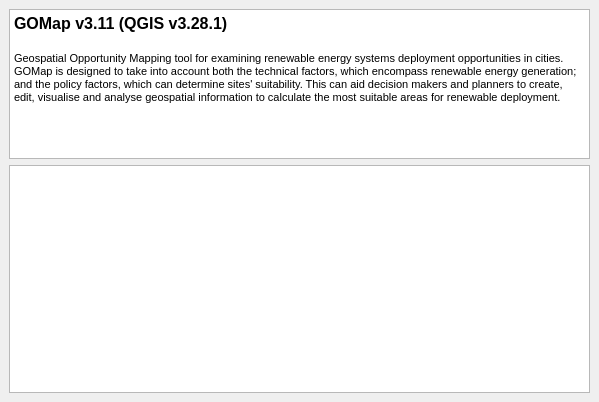
Before: the Qt Designer form dockwidgets/ui/about.ui in ESRU-Strathclyde/GOMap, drawn with Qt 5.
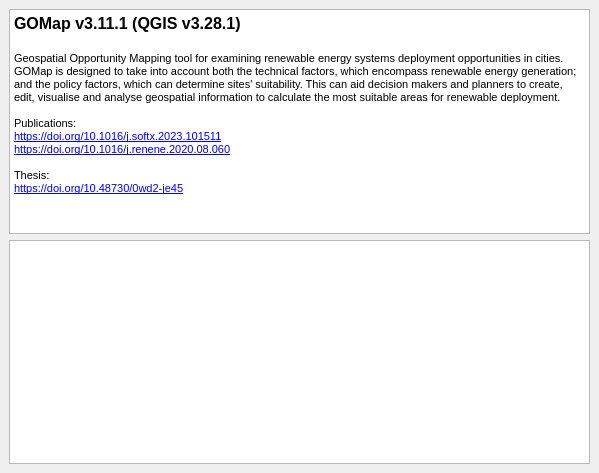
After: the same form once the commit is applied.

Patch:
```diff
--- a/dockwidgets/ui/about.ui
+++ b/dockwidgets/ui/about.ui
@@ -7,7 +7,7 @@
     <x>0</x>
     <y>0</y>
     <width>599</width>
-    <height>402</height>
+    <height>473</height>
    </rect>
   </property>
   <property name="features">
@@ -17,38 +17,61 @@
    <string>About</string>
   </property>
   <widget class="QWidget" name="dockWidgetContents">
-   <layout class="QGridLayout" name="gridLayout">
-    <item row="0" column="0">
+   <layout class="QVBoxLayout" name="verticalLayout_2">
+    <item>
+     <layout class="QVBoxLayout" name="verticalLayout">
+      <item>
      <widget class="QTextBrowser" name="about_gomap_textBrowser">
       <property name="minimumSize">
        <size>
         <width>0</width>
-        <height>150</height>
+          <height>0</height>
        </size>
       </property>
       <property name="maximumSize">
        <size>
         <width>16777215</width>
-        <height>150</height>
-       </size>
-      </property>
+          <height>270</height>
+         </size>
+        </property>
+        <property name="sizeAdjustPolicy">
+         <enum>QAbstractScrollArea::AdjustToContents</enum>
+        </property>
       <property name="html">
        <string>&lt;!DOCTYPE HTML PUBLIC &quot;-//W3C//DTD HTML 4.0//EN&quot; &quot;http://www.w3.org/TR/REC-html40/strict.dtd&quot;&gt;
 &lt;html&gt;&lt;head&gt;&lt;meta name=&quot;qrichtext&quot; content=&quot;1&quot; /&gt;&lt;style type=&quot;text/css&quot;&gt;
 p, li { white-space: pre-wrap; }
-&lt;/style&gt;&lt;/head&gt;&lt;body style=&quot; font-family:'MS Shell Dlg 2'; font-size:7.8pt; font-weight:400; font-style:normal;&quot;&gt;
-&lt;p style=&quot; margin-top:0px; margin-bottom:0px; margin-left:0px; margin-right:0px; -qt-block-indent:0; text-indent:0px;&quot;&gt;&lt;span style=&quot; font-size:12pt; font-weight:600;&quot;&gt;GOMap v3.11 (QGIS v3.28.1)&lt;/span&gt;&lt;/p&gt;
+&lt;/style&gt;&lt;/head&gt;&lt;body style=&quot; font-family:'MS Shell Dlg 2'; font-size:8.25pt; font-weight:400; font-style:normal;&quot;&gt;
+&lt;p style=&quot; margin-top:0px; margin-bottom:0px; margin-left:0px; margin-right:0px; -qt-block-indent:0; text-indent:0px;&quot;&gt;&lt;span style=&quot; font-size:12pt; font-weight:600;&quot;&gt;GOMap v3.11.1 (QGIS v3.28.1)&lt;/span&gt;&lt;/p&gt;
 &lt;p style=&quot;-qt-paragraph-type:empty; margin-top:0px; margin-bottom:0px; margin-left:0px; margin-right:0px; -qt-block-indent:0; text-indent:0px; font-size:12pt; font-weight:600;&quot;&gt;&lt;br /&gt;&lt;/p&gt;
-&lt;p style=&quot; margin-top:0px; margin-bottom:0px; margin-left:0px; margin-right:0px; -qt-block-indent:0; text-indent:0px;&quot;&gt;&lt;span style=&quot; font-size:8pt;&quot;&gt;Geospatial Opportunity Mapping tool for examining renewable energy systems deployment opportunities in cities. GOMap is designed to take into account both the technical factors, which encompass renewable energy generation; and the policy factors, which can determine sites' suitability. This can aid decision makers and planners to create, edit, visualise and analyse geospatial information to calculate the most suitable areas for renewable deployment.&lt;/span&gt;&lt;/p&gt;&lt;/body&gt;&lt;/html&gt;</string>
+&lt;p style=&quot; margin-top:0px; margin-bottom:0px; margin-left:0px; margin-right:0px; -qt-block-indent:0; text-indent:0px;&quot;&gt;&lt;span style=&quot; font-size:8pt;&quot;&gt;Geospatial Opportunity Mapping tool for examining renewable energy systems deployment opportunities in cities. GOMap is designed to take into account both the technical factors, which encompass renewable energy generation; and the policy factors, which can determine sites' suitability. This can aid decision makers and planners to create, edit, visualise and analyse geospatial information to calculate the most suitable areas for renewable deployment.&lt;/span&gt;&lt;/p&gt;
+&lt;p style=&quot;-qt-paragraph-type:empty; margin-top:0px; margin-bottom:0px; margin-left:0px; margin-right:0px; -qt-block-indent:0; text-indent:0px; font-size:8pt;&quot;&gt;&lt;br /&gt;&lt;/p&gt;
+&lt;p style=&quot; margin-top:0px; margin-bottom:0px; margin-left:0px; margin-right:0px; -qt-block-indent:0; text-indent:0px;&quot;&gt;&lt;span style=&quot; font-size:8pt;&quot;&gt;Publications:&lt;/span&gt;&lt;/p&gt;
+&lt;p style=&quot; margin-top:0px; margin-bottom:0px; margin-left:0px; margin-right:0px; -qt-block-indent:0; text-indent:0px;&quot;&gt;&lt;a href=&quot; https://doi.org/10.1016/j.softx.2023.101511&quot;&gt;&lt;span style=&quot; font-size:8pt; text-decoration: underline; color:#0000ff;&quot;&gt;https://doi.org/10.1016/j.softx.2023.101511&lt;/span&gt;&lt;/a&gt;&lt;/p&gt;
+&lt;p style=&quot; margin-top:0px; margin-bottom:0px; margin-left:0px; margin-right:0px; -qt-block-indent:0; text-indent:0px;&quot;&gt;&lt;a href=&quot;https://doi.org/10.1016/j.renene.2020.08.060&quot;&gt;&lt;span style=&quot; font-size:8pt; text-decoration: underline; color:#0000ff;&quot;&gt;https://doi.org/10.1016/j.renene.2020.08.060&lt;/span&gt;&lt;/a&gt;&lt;/p&gt;
+&lt;p style=&quot;-qt-paragraph-type:empty; margin-top:0px; margin-bottom:0px; margin-left:0px; margin-right:0px; -qt-block-indent:0; text-indent:0px; font-size:8pt;&quot;&gt;&lt;br /&gt;&lt;/p&gt;
+&lt;p style=&quot; margin-top:0px; margin-bottom:0px; margin-left:0px; margin-right:0px; -qt-block-indent:0; text-indent:0px;&quot;&gt;&lt;span style=&quot; font-size:8pt;&quot;&gt;Thesis:&lt;/span&gt;&lt;/p&gt;
+&lt;p style=&quot; margin-top:0px; margin-bottom:0px; margin-left:0px; margin-right:0px; -qt-block-indent:0; text-indent:0px;&quot;&gt;&lt;a href=&quot;https://doi.org/10.48730/0wd2-je45&quot;&gt;&lt;span style=&quot; font-size:8pt; text-decoration: underline; color:#0000ff;&quot;&gt;https://doi.org/10.48730/0wd2-je45&lt;/span&gt;&lt;/a&gt;&lt;/p&gt;&lt;/body&gt;&lt;/html&gt;</string>
+        </property>
+        <property name="acceptRichText">
+         <bool>true</bool>
+        </property>
+        <property name="openExternalLinks">
+         <bool>true</bool>
+        </property>
+        <property name="openLinks">
+         <bool>false</bool>
       </property>
      </widget>
     </item>
-    <item row="1" column="0">
+      <item>
      <widget class="QTextBrowser" name="about_project_textBrowser">
       <property name="openExternalLinks">
        <bool>true</bool>
       </property>
      </widget>
+      </item>
+     </layout>
     </item>
    </layout>
   </widget>
```
Lines whose indentation alone changed are shown as unchanged.
